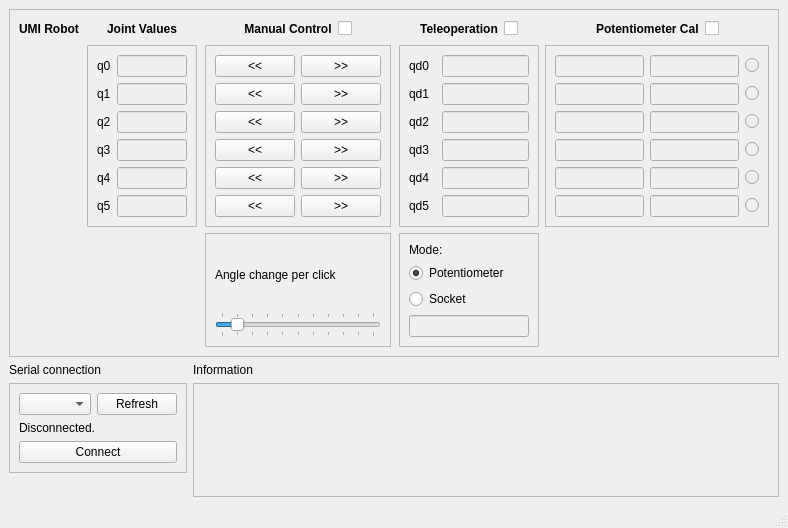
mmmarinho/umirobot-py, file umirobot/gui/umirobot_main_window.ui: the form before one commit.
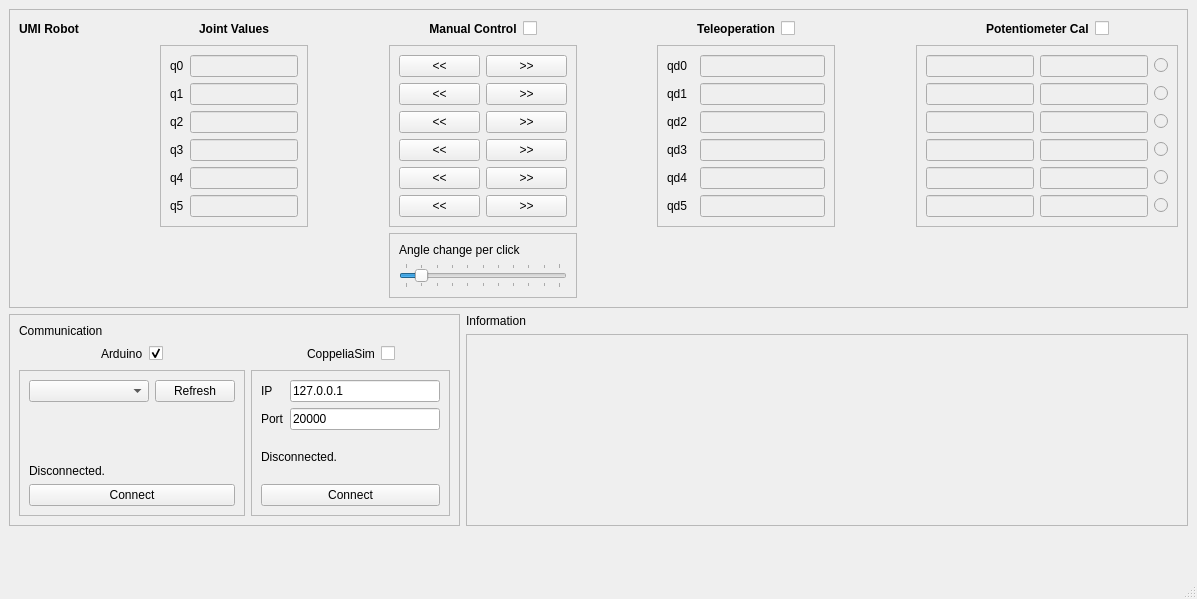
The form after the commit. Icons and pictures are not drawn.

Commit message: Adding CoppeliaSim support. Initially tested on Windows, have to check MacOS.

```diff
--- a/umirobot/gui/umirobot_main_window.ui
+++ b/umirobot/gui/umirobot_main_window.ui
@@ -6,8 +6,8 @@
    <rect>
     <x>0</x>
     <y>0</y>
-    <width>788</width>
-    <height>528</height>
+    <width>1197</width>
+    <height>599</height>
    </rect>
   </property>
   <property name="windowTitle">
@@ -18,8 +18,8 @@
     <normaloff>icon.png</normaloff>icon.png</iconset>
   </property>
   <widget class="QWidget" name="centralwidget">
-   <layout class="QGridLayout" name="gridLayout_4">
-    <item row="0" column="0" colspan="2">
+   <layout class="QGridLayout" name="gridLayout_9">
+    <item row="0" column="0" colspan="3">
      <widget class="QFrame" name="frame_3">
       <property name="frameShape">
        <enum>QFrame::StyledPanel</enum>
@@ -69,6 +69,209 @@
          </layout>
         </widget>
        </item>
+       <item row="1" column="4">
+        <layout class="QHBoxLayout" name="horizontalLayout">
+         <item>
+          <spacer name="horizontalSpacer_2">
+           <property name="orientation">
+            <enum>Qt::Horizontal</enum>
+           </property>
+           <property name="sizeHint" stdset="0">
+            <size>
+             <width>40</width>
+             <height>20</height>
+            </size>
+           </property>
+          </spacer>
+         </item>
+         <item>
+          <widget class="QLabel" name="label_4">
+           <property name="text">
+            <string>&lt;html&gt;&lt;head/&gt;&lt;body&gt;&lt;p&gt;&lt;span style=&quot; font-weight:600;&quot;&gt;Manual Control&lt;/span&gt;&lt;/p&gt;&lt;/body&gt;&lt;/html&gt;</string>
+           </property>
+           <property name="alignment">
+            <set>Qt::AlignCenter</set>
+           </property>
+          </widget>
+         </item>
+         <item>
+          <widget class="QCheckBox" name="checkbox_jointcontrol">
+           <property name="enabled">
+            <bool>true</bool>
+           </property>
+           <property name="text">
+            <string/>
+           </property>
+           <property name="checked">
+            <bool>false</bool>
+           </property>
+          </widget>
+         </item>
+         <item>
+          <spacer name="horizontalSpacer">
+           <property name="orientation">
+            <enum>Qt::Horizontal</enum>
+           </property>
+           <property name="sizeHint" stdset="0">
+            <size>
+             <width>40</width>
+             <height>20</height>
+            </size>
+           </property>
+          </spacer>
+         </item>
+        </layout>
+       </item>
+       <item row="1" column="6">
+        <layout class="QHBoxLayout" name="horizontalLayout_2">
+         <item>
+          <spacer name="horizontalSpacer_3">
+           <property name="orientation">
+            <enum>Qt::Horizontal</enum>
+           </property>
+           <property name="sizeHint" stdset="0">
+            <size>
+             <width>40</width>
+             <height>20</height>
+            </size>
+           </property>
+          </spacer>
+         </item>
+         <item>
+          <widget class="QLabel" name="label_5">
+           <property name="text">
+            <string>&lt;html&gt;&lt;head/&gt;&lt;body&gt;&lt;p&gt;&lt;span style=&quot; font-weight:600;&quot;&gt;Teleoperation&lt;/span&gt;&lt;/p&gt;&lt;/body&gt;&lt;/html&gt;</string>
+           </property>
+           <property name="alignment">
+            <set>Qt::AlignCenter</set>
+           </property>
+          </widget>
+         </item>
+         <item>
+          <widget class="QCheckBox" name="checkbox_teleoperation">
+           <property name="text">
+            <string/>
+           </property>
+          </widget>
+         </item>
+         <item>
+          <spacer name="horizontalSpacer_4">
+           <property name="orientation">
+            <enum>Qt::Horizontal</enum>
+           </property>
+           <property name="sizeHint" stdset="0">
+            <size>
+             <width>40</width>
+             <height>20</height>
+            </size>
+           </property>
+          </spacer>
+         </item>
+        </layout>
+       </item>
+       <item row="2" column="5">
+        <spacer name="horizontalSpacer_6">
+         <property name="orientation">
+          <enum>Qt::Horizontal</enum>
+         </property>
+         <property name="sizeHint" stdset="0">
+          <size>
+           <width>0</width>
+           <height>0</height>
+          </size>
+         </property>
+        </spacer>
+       </item>
+       <item row="4" column="8">
+        <spacer name="verticalSpacer_4">
+         <property name="orientation">
+          <enum>Qt::Vertical</enum>
+         </property>
+         <property name="sizeHint" stdset="0">
+          <size>
+           <width>20</width>
+           <height>40</height>
+          </size>
+         </property>
+        </spacer>
+       </item>
+       <item row="2" column="3">
+        <spacer name="horizontalSpacer_5">
+         <property name="orientation">
+          <enum>Qt::Horizontal</enum>
+         </property>
+         <property name="sizeHint" stdset="0">
+          <size>
+           <width>0</width>
+           <height>0</height>
+          </size>
+         </property>
+        </spacer>
+       </item>
+       <item row="1" column="8">
+        <layout class="QHBoxLayout" name="horizontalLayout_3">
+         <item>
+          <spacer name="horizontalSpacer_8">
+           <property name="orientation">
+            <enum>Qt::Horizontal</enum>
+           </property>
+           <property name="sizeHint" stdset="0">
+            <size>
+             <width>40</width>
+             <height>20</height>
+            </size>
+           </property>
+          </spacer>
+         </item>
+         <item>
+          <widget class="QLabel" name="label_6">
+           <property name="text">
+            <string>&lt;html&gt;&lt;head/&gt;&lt;body&gt;&lt;p&gt;&lt;span style=&quot; font-weight:600;&quot;&gt;Potentiometer Cal&lt;/span&gt;&lt;/p&gt;&lt;/body&gt;&lt;/html&gt;</string>
+           </property>
+          </widget>
+         </item>
+         <item>
+          <widget class="QCheckBox" name="checkbox_potentiometer_cal">
+           <property name="text">
+            <string/>
+           </property>
+          </widget>
+         </item>
+         <item>
+          <spacer name="horizontalSpacer_9">
+           <property name="orientation">
+            <enum>Qt::Horizontal</enum>
+           </property>
+           <property name="sizeHint" stdset="0">
+            <size>
+             <width>40</width>
+             <height>20</height>
+            </size>
+           </property>
+          </spacer>
+         </item>
+        </layout>
+       </item>
+       <item row="1" column="2">
+        <widget class="QLabel" name="label_2">
+         <property name="text">
+          <string>&lt;html&gt;&lt;head/&gt;&lt;body&gt;&lt;p&gt;&lt;span style=&quot; font-weight:600;&quot;&gt;Joint Values&lt;/span&gt;&lt;/p&gt;&lt;/body&gt;&lt;/html&gt;</string>
+         </property>
+         <property name="alignment">
+          <set>Qt::AlignCenter</set>
+         </property>
+        </widget>
+       </item>
+       <item row="1" column="0">
+        <widget class="QLabel" name="label_7">
+         <property name="text">
+          <string>&lt;html&gt;&lt;head/&gt;&lt;body&gt;&lt;p&gt;&lt;span style=&quot; font-weight:600;&quot;&gt;UMI Robot&lt;/span&gt;&lt;/p&gt;&lt;/body&gt;&lt;/html&gt;</string>
+         </property>
+         <property name="alignment">
+          <set>Qt::AlignCenter</set>
+         </property>
+        </widget>
+       </item>
        <item row="2" column="4" rowspan="2">
         <widget class="QFrame" name="frame_5">
          <property name="frameShape">
@@ -172,21 +375,8 @@
          </property>
          <property name="sizeHint" stdset="0">
           <size>
-           <width>40</width>
-           <height>20</height>
-          </size>
-         </property>
-        </spacer>
-       </item>
-       <item row="4" column="2">
-        <spacer name="verticalSpacer">
-         <property name="orientation">
-          <enum>Qt::Vertical</enum>
-         </property>
-         <property name="sizeHint" stdset="0">
-          <size>
-           <width>20</width>
-           <height>40</height>
+           <width>0</width>
+           <height>0</height>
           </size>
          </property>
         </spacer>
@@ -287,58 +477,179 @@
          </layout>
         </widget>
        </item>
-       <item row="1" column="4">
-        <layout class="QHBoxLayout" name="horizontalLayout">
-         <item>
-          <spacer name="horizontalSpacer_2">
-           <property name="orientation">
-            <enum>Qt::Horizontal</enum>
-           </property>
-           <property name="sizeHint" stdset="0">
-            <size>
-             <width>40</width>
-             <height>20</height>
-            </size>
-           </property>
-          </spacer>
-         </item>
-         <item>
-          <widget class="QLabel" name="label_4">
-           <property name="text">
-            <string>&lt;html&gt;&lt;head/&gt;&lt;body&gt;&lt;p&gt;&lt;span style=&quot; font-weight:600;&quot;&gt;Manual Control&lt;/span&gt;&lt;/p&gt;&lt;/body&gt;&lt;/html&gt;</string>
-           </property>
-           <property name="alignment">
-            <set>Qt::AlignCenter</set>
-           </property>
-          </widget>
-         </item>
-         <item>
-          <widget class="QCheckBox" name="checkbox_jointcontrol">
-           <property name="enabled">
-            <bool>true</bool>
-           </property>
-           <property name="text">
-            <string/>
-           </property>
-           <property name="checked">
-            <bool>false</bool>
-           </property>
-          </widget>
-         </item>
-         <item>
-          <spacer name="horizontalSpacer">
-           <property name="orientation">
-            <enum>Qt::Horizontal</enum>
-           </property>
-           <property name="sizeHint" stdset="0">
-            <size>
-             <width>40</width>
-             <height>20</height>
-            </size>
-           </property>
-          </spacer>
-         </item>
-        </layout>
+       <item row="2" column="8" rowspan="2">
+        <widget class="QFrame" name="frame_7">
+         <property name="frameShape">
+          <enum>QFrame::StyledPanel</enum>
+         </property>
+         <property name="frameShadow">
+          <enum>QFrame::Raised</enum>
+         </property>
+         <layout class="QGridLayout" name="gridLayout_7">
+          <item row="4" column="0">
+           <widget class="QLineEdit" name="lineedit_pot_min_4">
+            <property name="enabled">
+             <bool>false</bool>
+            </property>
+           </widget>
+          </item>
+          <item row="1" column="0">
+           <widget class="QLineEdit" name="lineedit_pot_min_1">
+            <property name="enabled">
+             <bool>false</bool>
+            </property>
+           </widget>
+          </item>
+          <item row="2" column="0">
+           <widget class="QLineEdit" name="lineedit_pot_min_2">
+            <property name="enabled">
+             <bool>false</bool>
+            </property>
+           </widget>
+          </item>
+          <item row="1" column="1">
+           <widget class="QLineEdit" name="lineedit_pot_max_1">
+            <property name="enabled">
+             <bool>false</bool>
+            </property>
+           </widget>
+          </item>
+          <item row="3" column="1">
+           <widget class="QLineEdit" name="lineedit_pot_max_3">
+            <property name="enabled">
+             <bool>false</bool>
+            </property>
+           </widget>
+          </item>
+          <item row="0" column="0">
+           <widget class="QLineEdit" name="lineedit_pot_min_0">
+            <property name="enabled">
+             <bool>false</bool>
+            </property>
+           </widget>
+          </item>
+          <item row="5" column="1">
+           <widget class="QLineEdit" name="lineedit_pot_max_5">
+            <property name="enabled">
+             <bool>false</bool>
+            </property>
+           </widget>
+          </item>
+          <item row="0" column="1">
+           <widget class="QLineEdit" name="lineedit_pot_max_0">
+            <property name="enabled">
+             <bool>false</bool>
+            </property>
+           </widget>
+          </item>
+          <item row="0" column="2">
+           <widget class="QRadioButton" name="radio_pot_0">
+            <property name="enabled">
+             <bool>false</bool>
+            </property>
+            <property name="text">
+             <string/>
+            </property>
+            <property name="autoExclusive">
+             <bool>false</bool>
+            </property>
+           </widget>
+          </item>
+          <item row="3" column="0">
+           <widget class="QLineEdit" name="lineedit_pot_min_3">
+            <property name="enabled">
+             <bool>false</bool>
+            </property>
+           </widget>
+          </item>
+          <item row="4" column="1">
+           <widget class="QLineEdit" name="lineedit_pot_max_4">
+            <property name="enabled">
+             <bool>false</bool>
+            </property>
+           </widget>
+          </item>
+          <item row="2" column="1">
+           <widget class="QLineEdit" name="lineedit_pot_max_2">
+            <property name="enabled">
+             <bool>false</bool>
+            </property>
+           </widget>
+          </item>
+          <item row="5" column="0">
+           <widget class="QLineEdit" name="lineedit_pot_min_5">
+            <property name="enabled">
+             <bool>false</bool>
+            </property>
+           </widget>
+          </item>
+          <item row="1" column="2">
+           <widget class="QRadioButton" name="radio_pot_1">
+            <property name="enabled">
+             <bool>false</bool>
+            </property>
+            <property name="text">
+             <string/>
+            </property>
+            <property name="autoExclusive">
+             <bool>false</bool>
+            </property>
+           </widget>
+          </item>
+          <item row="2" column="2">
+           <widget class="QRadioButton" name="radio_pot_2">
+            <property name="enabled">
+             <bool>false</bool>
+            </property>
+            <property name="text">
+             <string/>
+            </property>
+            <property name="autoExclusive">
+             <bool>false</bool>
+            </property>
+           </widget>
+          </item>
+          <item row="3" column="2">
+           <widget class="QRadioButton" name="radio_pot_3">
+            <property name="enabled">
+             <bool>false</bool>
+            </property>
+            <property name="text">
+             <string/>
+            </property>
+            <property name="autoExclusive">
+             <bool>false</bool>
+            </property>
+           </widget>
+          </item>
+          <item row="4" column="2">
+           <widget class="QRadioButton" name="radio_pot_4">
+            <property name="enabled">
+             <bool>false</bool>
+            </property>
+            <property name="text">
+             <string/>
+            </property>
+            <property name="autoExclusive">
+             <bool>false</bool>
+            </property>
+           </widget>
+          </item>
+          <item row="5" column="2">
+           <widget class="QRadioButton" name="radio_pot_5">
+            <property name="enabled">
+             <bool>false</bool>
+            </property>
+            <property name="text">
+             <string/>
+            </property>
+            <property name="autoExclusive">
+             <bool>false</bool>
+            </property>
+           </widget>
+          </item>
+         </layout>
+        </widget>
        </item>
        <item row="2" column="3">
         <spacer name="horizontalSpacer_5">
@@ -347,8 +658,8 @@
          </property>
          <property name="sizeHint" stdset="0">
           <size>
-           <width>40</width>
-           <height>20</height>
+           <width>20</width>
+           <height>40</height>
           </size>
          </property>
         </spacer>
@@ -449,433 +760,285 @@
          </layout>
         </widget>
        </item>
-       <item row="1" column="6">
-        <layout class="QHBoxLayout" name="horizontalLayout_2">
-         <item>
-          <spacer name="horizontalSpacer_3">
-           <property name="orientation">
-            <enum>Qt::Horizontal</enum>
-           </property>
-           <property name="sizeHint" stdset="0">
-            <size>
-             <width>40</width>
-             <height>20</height>
-            </size>
-           </property>
-          </spacer>
-         </item>
-         <item>
-          <widget class="QLabel" name="label_5">
-           <property name="text">
-            <string>&lt;html&gt;&lt;head/&gt;&lt;body&gt;&lt;p&gt;&lt;span style=&quot; font-weight:600;&quot;&gt;Teleoperation&lt;/span&gt;&lt;/p&gt;&lt;/body&gt;&lt;/html&gt;</string>
-           </property>
-           <property name="alignment">
-            <set>Qt::AlignCenter</set>
-           </property>
-          </widget>
-         </item>
-         <item>
-          <widget class="QCheckBox" name="checkbox_teleoperation">
-           <property name="text">
-            <string/>
-           </property>
-          </widget>
-         </item>
-         <item>
-          <spacer name="horizontalSpacer_4">
-           <property name="orientation">
-            <enum>Qt::Horizontal</enum>
-           </property>
-           <property name="sizeHint" stdset="0">
-            <size>
-             <width>40</width>
-             <height>20</height>
-            </size>
-           </property>
-          </spacer>
-         </item>
-        </layout>
-       </item>
-       <item row="3" column="0">
-        <widget class="QLabel" name="label_image">
-         <property name="text">
-          <string/>
-         </property>
-         <property name="pixmap">
-          <pixmap>umirobot.png</pixmap>
-         </property>
-        </widget>
-       </item>
-       <item row="1" column="2">
-        <widget class="QLabel" name="label_2">
-         <property name="text">
-          <string>&lt;html&gt;&lt;head/&gt;&lt;body&gt;&lt;p&gt;&lt;span style=&quot; font-weight:600;&quot;&gt;Joint Values&lt;/span&gt;&lt;/p&gt;&lt;/body&gt;&lt;/html&gt;</string>
-         </property>
-         <property name="alignment">
-          <set>Qt::AlignCenter</set>
-         </property>
-        </widget>
-       </item>
-       <item row="2" column="5">
-        <spacer name="horizontalSpacer_6">
+       <item row="2" column="7">
+        <spacer name="horizontalSpacer_15">
          <property name="orientation">
           <enum>Qt::Horizontal</enum>
          </property>
          <property name="sizeHint" stdset="0">
           <size>
-           <width>40</width>
-           <height>20</height>
+           <width>0</width>
+           <height>0</height>
           </size>
          </property>
         </spacer>
        </item>
-       <item row="2" column="7" rowspan="2">
-        <widget class="QFrame" name="frame_7">
-         <property name="frameShape">
-          <enum>QFrame::StyledPanel</enum>
-         </property>
-         <property name="frameShadow">
-          <enum>QFrame::Raised</enum>
-         </property>
-         <layout class="QGridLayout" name="gridLayout_7">
-          <item row="4" column="0">
-           <widget class="QLineEdit" name="lineedit_pot_min_4">
-            <property name="enabled">
-             <bool>false</bool>
-            </property>
-           </widget>
-          </item>
-          <item row="1" column="0">
-           <widget class="QLineEdit" name="lineedit_pot_min_1">
-            <property name="enabled">
-             <bool>false</bool>
-            </property>
-           </widget>
-          </item>
-          <item row="2" column="0">
-           <widget class="QLineEdit" name="lineedit_pot_min_2">
-            <property name="enabled">
-             <bool>false</bool>
-            </property>
-           </widget>
-          </item>
-          <item row="1" column="1">
-           <widget class="QLineEdit" name="lineedit_pot_max_1">
-            <property name="enabled">
-             <bool>false</bool>
-            </property>
-           </widget>
-          </item>
-          <item row="3" column="1">
-           <widget class="QLineEdit" name="lineedit_pot_max_3">
-            <property name="enabled">
-             <bool>false</bool>
-            </property>
-           </widget>
-          </item>
-          <item row="0" column="0">
-           <widget class="QLineEdit" name="lineedit_pot_min_0">
-            <property name="enabled">
-             <bool>false</bool>
-            </property>
-           </widget>
-          </item>
-          <item row="5" column="1">
-           <widget class="QLineEdit" name="lineedit_pot_max_5">
-            <property name="enabled">
-             <bool>false</bool>
-            </property>
-           </widget>
-          </item>
-          <item row="0" column="1">
-           <widget class="QLineEdit" name="lineedit_pot_max_0">
-            <property name="enabled">
-             <bool>false</bool>
-            </property>
-           </widget>
-          </item>
-          <item row="0" column="2">
-           <widget class="QRadioButton" name="radio_pot_0">
-            <property name="enabled">
-             <bool>false</bool>
-            </property>
-            <property name="text">
-             <string/>
-            </property>
-            <property name="autoExclusive">
-             <bool>false</bool>
-            </property>
-           </widget>
-          </item>
-          <item row="3" column="0">
-           <widget class="QLineEdit" name="lineedit_pot_min_3">
-            <property name="enabled">
-             <bool>false</bool>
-            </property>
-           </widget>
-          </item>
-          <item row="4" column="1">
-           <widget class="QLineEdit" name="lineedit_pot_max_4">
-            <property name="enabled">
-             <bool>false</bool>
-            </property>
-           </widget>
-          </item>
-          <item row="2" column="1">
-           <widget class="QLineEdit" name="lineedit_pot_max_2">
-            <property name="enabled">
-             <bool>false</bool>
-            </property>
-           </widget>
-          </item>
-          <item row="5" column="0">
-           <widget class="QLineEdit" name="lineedit_pot_min_5">
-            <property name="enabled">
-             <bool>false</bool>
-            </property>
-           </widget>
-          </item>
-          <item row="1" column="2">
-           <widget class="QRadioButton" name="radio_pot_1">
-            <property name="enabled">
-             <bool>false</bool>
-            </property>
-            <property name="text">
-             <string/>
-            </property>
-            <property name="autoExclusive">
-             <bool>false</bool>
-            </property>
-           </widget>
-          </item>
-          <item row="2" column="2">
-           <widget class="QRadioButton" name="radio_pot_2">
-            <property name="enabled">
-             <bool>false</bool>
-            </property>
-            <property name="text">
-             <string/>
-            </property>
-            <property name="autoExclusive">
-             <bool>false</bool>
-            </property>
-           </widget>
-          </item>
-          <item row="3" column="2">
-           <widget class="QRadioButton" name="radio_pot_3">
-            <property name="enabled">
-             <bool>false</bool>
-            </property>
-            <property name="text">
-             <string/>
-            </property>
-            <property name="autoExclusive">
-             <bool>false</bool>
-            </property>
-           </widget>
-          </item>
-          <item row="4" column="2">
-           <widget class="QRadioButton" name="radio_pot_4">
-            <property name="enabled">
-             <bool>false</bool>
-            </property>
-            <property name="text">
-             <string/>
-            </property>
-            <property name="autoExclusive">
-             <bool>false</bool>
-            </property>
-           </widget>
-          </item>
-          <item row="5" column="2">
-           <widget class="QRadioButton" name="radio_pot_5">
-            <property name="enabled">
-             <bool>false</bool>
-            </property>
-            <property name="text">
-             <string/>
-            </property>
-            <property name="autoExclusive">
-             <bool>false</bool>
-            </property>
-           </widget>
-          </item>
-         </layout>
-        </widget>
-       </item>
-       <item row="4" column="7">
-        <spacer name="verticalSpacer_4">
-         <property name="orientation">
-          <enum>Qt::Vertical</enum>
-         </property>
-         <property name="sizeHint" stdset="0">
-          <size>
-           <width>20</width>
-           <height>40</height>
-          </size>
-         </property>
-        </spacer>
-       </item>
-       <item row="1" column="7">
-        <layout class="QHBoxLayout" name="horizontalLayout_3">
-         <item>
-          <spacer name="horizontalSpacer_8">
-           <property name="orientation">
-            <enum>Qt::Horizontal</enum>
-           </property>
-           <property name="sizeHint" stdset="0">
-            <size>
-             <width>40</width>
-             <height>20</height>
-            </size>
-           </property>
-          </spacer>
-         </item>
-         <item>
-          <widget class="QLabel" name="label_6">
-           <property name="text">
-            <string>&lt;html&gt;&lt;head/&gt;&lt;body&gt;&lt;p&gt;&lt;span style=&quot; font-weight:600;&quot;&gt;Potentiometer Cal&lt;/span&gt;&lt;/p&gt;&lt;/body&gt;&lt;/html&gt;</string>
-           </property>
-          </widget>
-         </item>
-         <item>
-          <widget class="QCheckBox" name="checkbox_potentiometer_cal">
-           <property name="text">
-            <string/>
-           </property>
-          </widget>
-         </item>
-         <item>
-          <spacer name="horizontalSpacer_9">
-           <property name="orientation">
-            <enum>Qt::Horizontal</enum>
-           </property>
-           <property name="sizeHint" stdset="0">
-            <size>
-             <width>40</width>
-             <height>20</height>
-            </size>
-           </property>
-          </spacer>
-         </item>
-        </layout>
-       </item>
-       <item row="1" column="0">
-        <widget class="QLabel" name="label_7">
-         <property name="text">
-          <string>&lt;html&gt;&lt;head/&gt;&lt;body&gt;&lt;p&gt;&lt;span style=&quot; font-weight:600;&quot;&gt;UMI Robot&lt;/span&gt;&lt;/p&gt;&lt;/body&gt;&lt;/html&gt;</string>
-         </property>
-         <property name="alignment">
-          <set>Qt::AlignCenter</set>
-         </property>
-        </widget>
-       </item>
        <item row="4" column="6">
-        <widget class="QFrame" name="frame_8">
-         <property name="frameShape">
-          <enum>QFrame::StyledPanel</enum>
+        <spacer name="verticalSpacer_5">
+         <property name="orientation">
+          <enum>Qt::Vertical</enum>
          </property>
-         <property name="frameShadow">
-          <enum>QFrame::Raised</enum>
+         <property name="sizeHint" stdset="0">
+          <size>
+           <width>20</width>
+           <height>40</height>
+          </size>
          </property>
-         <layout class="QVBoxLayout" name="verticalLayout_2">
-          <item>
-           <widget class="QLabel" name="label_8">
-            <property name="text">
-             <string>Mode:</string>
-            </property>
-           </widget>
-          </item>
-          <item>
-           <widget class="QRadioButton" name="radio_teleoperation_pot">
-            <property name="text">
-             <string>Potentiometer</string>
-            </property>
-            <property name="checked">
-             <bool>true</bool>
-            </property>
-           </widget>
-          </item>
-          <item>
-           <widget class="QRadioButton" name="radio_teleoperation_socket">
-            <property name="text">
-             <string>Socket</string>
-            </property>
-           </widget>
-          </item>
-          <item>
-           <widget class="QLineEdit" name="lineedit_teleoperation_socket">
-            <property name="enabled">
-             <bool>false</bool>
-            </property>
-            <property name="toolTip">
-             <string>Defined in the configuration file.</string>
-            </property>
-           </widget>
-          </item>
-         </layout>
-        </widget>
+        </spacer>
        </item>
       </layout>
      </widget>
     </item>
-    <item row="1" column="0">
-     <widget class="QLabel" name="label_3">
-      <property name="text">
-       <string>Serial connection</string>
-      </property>
-     </widget>
+    <item row="1" column="2">
+     <layout class="QHBoxLayout" name="horizontalLayout_4">
+      <item>
+       <widget class="QLabel" name="label">
+        <property name="text">
+         <string>Information</string>
+        </property>
+       </widget>
+      </item>
+     </layout>
     </item>
-    <item row="1" column="1">
-     <widget class="QLabel" name="label">
-      <property name="text">
-       <string>Information</string>
-      </property>
-     </widget>
-    </item>
-    <item row="2" column="0">
-     <widget class="QFrame" name="frame_2">
+    <item row="1" column="0" rowspan="2" colspan="2">
+     <widget class="QFrame" name="frame_10">
       <property name="frameShape">
        <enum>QFrame::StyledPanel</enum>
       </property>
       <property name="frameShadow">
        <enum>QFrame::Raised</enum>
       </property>
-      <layout class="QGridLayout" name="gridLayout">
-       <item row="1" column="1">
-        <widget class="QPushButton" name="button_refresh_port">
-         <property name="text">
-          <string>Refresh</string>
-         </property>
-        </widget>
-       </item>
-       <item row="3" column="0" colspan="2">
-        <widget class="QPushButton" name="button_connect_port">
-         <property name="text">
-          <string>Connect</string>
-         </property>
-        </widget>
-       </item>
+      <layout class="QGridLayout" name="gridLayout_4">
        <item row="1" column="0">
-        <widget class="QComboBox" name="combobox_port"/>
+        <layout class="QHBoxLayout" name="horizontalLayout_6">
+         <item>
+          <spacer name="horizontalSpacer_11">
+           <property name="orientation">
+            <enum>Qt::Horizontal</enum>
+           </property>
+           <property name="sizeHint" stdset="0">
+            <size>
+             <width>40</width>
+             <height>20</height>
+            </size>
+           </property>
+          </spacer>
+         </item>
+         <item>
+          <widget class="QLabel" name="label_3">
+           <property name="text">
+            <string>Arduino</string>
+           </property>
+          </widget>
+         </item>
+         <item>
+          <widget class="QCheckBox" name="checkbox_communication_arduino">
+           <property name="text">
+            <string/>
+           </property>
+           <property name="checked">
+            <bool>true</bool>
+           </property>
+          </widget>
+         </item>
+         <item>
+          <spacer name="horizontalSpacer_12">
+           <property name="orientation">
+            <enum>Qt::Horizontal</enum>
+           </property>
+           <property name="sizeHint" stdset="0">
+            <size>
+             <width>40</width>
+             <height>20</height>
+            </size>
+           </property>
+          </spacer>
+         </item>
+        </layout>
        </item>
-       <item row="2" column="0" colspan="2">
-        <widget class="QLabel" name="label_connection_status">
+       <item row="2" column="2">
+        <widget class="QFrame" name="frame_9">
+         <property name="frameShape">
+          <enum>QFrame::StyledPanel</enum>
+         </property>
+         <property name="frameShadow">
+          <enum>QFrame::Raised</enum>
+         </property>
+         <layout class="QGridLayout" name="gridLayout_8">
+          <item row="0" column="0">
+           <widget class="QLabel" name="label_11">
+            <property name="text">
+             <string>IP</string>
+            </property>
+           </widget>
+          </item>
+          <item row="0" column="1">
+           <widget class="QLineEdit" name="lineedit_vrep_ip">
+            <property name="minimumSize">
+             <size>
+              <width>150</width>
+              <height>0</height>
+             </size>
+            </property>
+            <property name="text">
+             <string>127.0.0.1</string>
+            </property>
+           </widget>
+          </item>
+          <item row="1" column="0">
+           <widget class="QLabel" name="label_10">
+            <property name="text">
+             <string>Port</string>
+            </property>
+           </widget>
+          </item>
+          <item row="1" column="1">
+           <widget class="QLineEdit" name="lineedit_vrep_port">
+            <property name="text">
+             <string>20000</string>
+            </property>
+           </widget>
+          </item>
+          <item row="2" column="0" colspan="2">
+           <widget class="QLabel" name="label_connection_status_vrep">
+            <property name="text">
+             <string>Disconnected.</string>
+            </property>
+           </widget>
+          </item>
+          <item row="3" column="0" colspan="2">
+           <widget class="QPushButton" name="button_connect_vrep">
+            <property name="text">
+             <string>Connect</string>
+            </property>
+           </widget>
+          </item>
+         </layout>
+        </widget>
+       </item>
+       <item row="1" column="2">
+        <layout class="QHBoxLayout" name="horizontalLayout_5">
+         <item>
+          <spacer name="horizontalSpacer_13">
+           <property name="orientation">
+            <enum>Qt::Horizontal</enum>
+           </property>
+           <property name="sizeHint" stdset="0">
+            <size>
+             <width>40</width>
+             <height>20</height>
+            </size>
+           </property>
+          </spacer>
+         </item>
+         <item>
+          <widget class="QLabel" name="label_9">
+           <property name="text">
+            <string>CoppeliaSim</string>
+           </property>
+          </widget>
+         </item>
+         <item>
+          <widget class="QCheckBox" name="checkbox_communication_coppeliasim">
+           <property name="text">
+            <string/>
+           </property>
+          </widget>
+         </item>
+         <item>
+          <spacer name="horizontalSpacer_14">
+           <property name="orientation">
+            <enum>Qt::Horizontal</enum>
+           </property>
+           <property name="sizeHint" stdset="0">
+            <size>
+             <width>40</width>
+             <height>20</height>
+            </size>
+           </property>
+          </spacer>
+         </item>
+        </layout>
+       </item>
+       <item row="0" column="0">
+        <widget class="QLabel" name="label_13">
          <property name="text">
-          <string>Disconnected.</string>
+          <string>Communication</string>
          </property>
         </widget>
        </item>
+       <item row="2" column="1">
+        <spacer name="horizontalSpacer_10">
+         <property name="orientation">
+          <enum>Qt::Horizontal</enum>
+         </property>
+         <property name="sizeHint" stdset="0">
+          <size>
+           <width>40</width>
+           <height>20</height>
+          </size>
+         </property>
+        </spacer>
+       </item>
+       <item row="2" column="0">
+        <widget class="QFrame" name="frame_2">
+         <property name="frameShape">
+          <enum>QFrame::StyledPanel</enum>
+         </property>
+         <property name="frameShadow">
+          <enum>QFrame::Raised</enum>
+         </property>
+         <layout class="QGridLayout" name="gridLayout">
+          <item row="4" column="0" colspan="2">
+           <widget class="QPushButton" name="button_connect_port">
+            <property name="text">
+             <string>Connect</string>
+            </property>
+           </widget>
+          </item>
+          <item row="1" column="0">
+           <widget class="QComboBox" name="combobox_port">
+            <property name="minimumSize">
+             <size>
+              <width>120</width>
+              <height>0</height>
+             </size>
+            </property>
+           </widget>
+          </item>
+          <item row="3" column="0" colspan="2">
+           <widget class="QLabel" name="label_connection_status">
+            <property name="text">
+             <string>Disconnected.</string>
+            </property>
+           </widget>
+          </item>
+          <item row="1" column="1">
+           <widget class="QPushButton" name="button_refresh_port">
+            <property name="text">
+             <string>Refresh</string>
+            </property>
+           </widget>
+          </item>
+          <item row="2" column="0">
+           <spacer name="verticalSpacer_6">
+            <property name="orientation">
+             <enum>Qt::Vertical</enum>
+            </property>
+            <property name="sizeHint" stdset="0">
+             <size>
+              <width>20</width>
+              <height>40</height>
+             </size>
+            </property>
+           </spacer>
+          </item>
+         </layout>
+        </widget>
+       </item>
       </layout>
      </widget>
     </item>
-    <item row="2" column="1" rowspan="2">
-     <widget class="QTextEdit" name="textedit_status">
-      <property name="enabled">
-       <bool>false</bool>
-      </property>
-     </widget>
-    </item>
     <item row="3" column="0">
      <spacer name="verticalSpacer_3">
       <property name="orientation">
@@ -889,6 +1052,26 @@
       </property>
      </spacer>
     </item>
+    <item row="2" column="2">
+     <widget class="QTextEdit" name="textedit_status">
+      <property name="enabled">
+       <bool>false</bool>
+      </property>
+     </widget>
+    </item>
+    <item row="3" column="1">
+     <spacer name="verticalSpacer_2">
+      <property name="orientation">
+       <enum>Qt::Vertical</enum>
+      </property>
+      <property name="sizeHint" stdset="0">
+       <size>
+        <width>20</width>
+        <height>40</height>
+       </size>
+      </property>
+     </spacer>
+    </item>
    </layout>
   </widget>
   <widget class="QMenuBar" name="menubar">
```
Left out of the diff: 18 changed lines with no effect on the pictures. The commit also changes 3 other files.
